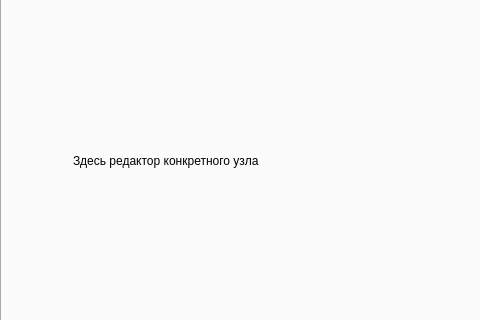
First picture: the form in src/window/mainwindow.ui, repository KarpenkoDenis/and-or-tree, before the edit; both pictures show x 0 to 480 and y 157 to 477 of the 1068 by 678 pixel window.
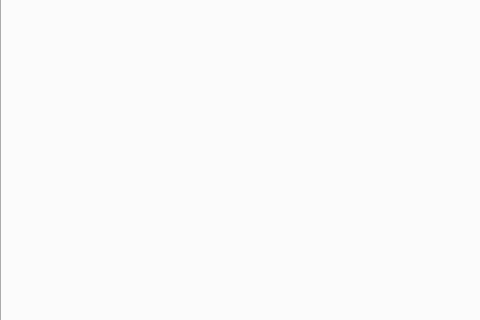
Second picture: the form after the edit. The open tabs and pages were chosen to show the change.

Patch:
```diff
--- a/src/window/mainwindow.ui
+++ b/src/window/mainwindow.ui
@@ -367,19 +367,6 @@
             <string>Здесь дерево</string>
            </property>
           </widget>
-          <widget class="QLabel" name="label_2">
-           <property name="geometry">
-            <rect>
-             <x>60</x>
-             <y>270</y>
-             <width>191</width>
-             <height>21</height>
-            </rect>
-           </property>
-           <property name="text">
-            <string>Здесь редактор конкретного узла</string>
-           </property>
-          </widget>
          </widget>
         </widget>
        </item>
```
Left out of the diff: 2 changed lines with no effect on the pictures.
